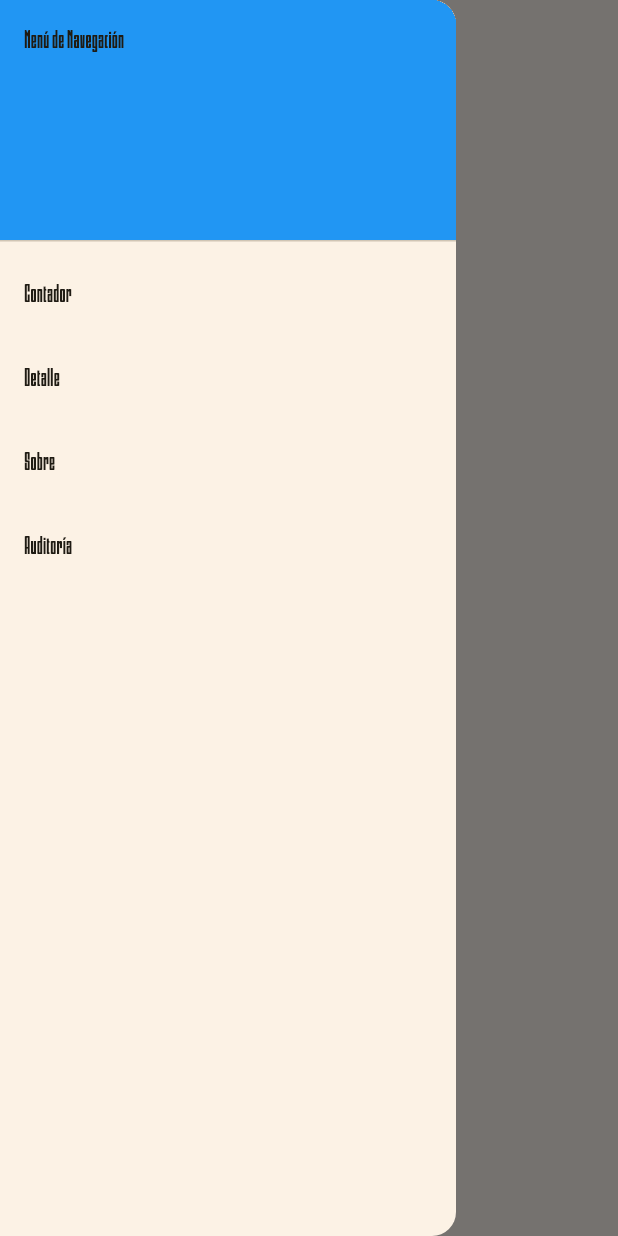
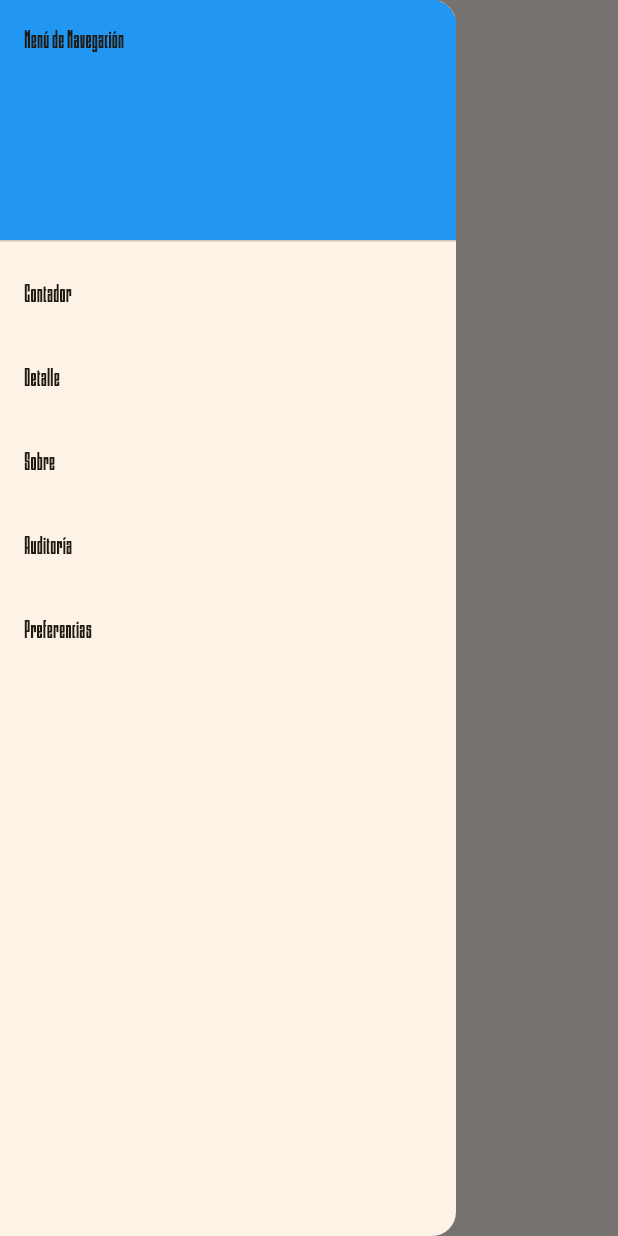
Before and after one commit to pos7t0/3479A321_2022479015, a Flutter app: the screen it shows after launch, in the side drawer, after a tap on the "arrow downward" icon, on a phone screen of 412 x 824 dp. Run offline on Flutter 3.47's test engine with Material 3 defaults, Android fonts, the phone set to English and light mode, and no system bars; our stand-ins replace flutter_svg, logger, shared_preferences, sqflite; accounts and stored records are empty.

Commit message:
hasta el paso 5

```diff
--- a/lib/main.dart
+++ b/lib/main.dart
@@ -4,10 +4,11 @@
 import 'pages/MyHomeState.dart';
 import 'models/app_data.dart';  // Importar la clase AppData
 
-void main() {
+void main() async {
+  WidgetsFlutterBinding.ensureInitialized();  // Asegurar la inicialización
   runApp(
-    ChangeNotifierProvider<AppData>(  // Envolver la aplicación con ChangeNotifierProvider
-      create: (context) => AppData(),  // Crear una instancia de AppData
+    ChangeNotifierProvider<AppData>(
+      create: (context) => AppData(),
       child: const MyApp(),
     ),
   );
@@ -30,7 +31,7 @@
         fontFamily: 'Create',
         useMaterial3: true,
       ),
-      home: const MyHomePage(title: 'Ejemplo'),  // Tu página inicial
+      home: const MyHomePage(title: 'Contador'),  // Tu página inicial
     );
   }
 }
--- a/lib/pages/MyHomeState.dart
+++ b/lib/pages/MyHomeState.dart
@@ -1,10 +1,10 @@
 import 'package:flutter/material.dart';
-import 'package:flutter_svg/flutter_svg.dart'; // Asegúrate de tener esta dependencia
-import 'package:provider/provider.dart';  // Importar Provider
-import '../models/app_data.dart';  // Importar AppData
-import 'detail_page.dart';
-import 'about_page.dart';
-import 'auditoria_page.dart';
+import 'package:flutter_svg/flutter_svg.dart';
+import 'package:shared_preferences/shared_preferences.dart';  // Importar SharedPreferences
+import 'detail_page.dart';  // Importar la página de Detalle
+import 'about_page.dart';   // Importar la página Sobre
+import 'auditoria_page.dart';  // Importar Auditoría
+import 'preference_page.dart';  // Importar la pantalla de Preferencias
 
 class MyHomePage extends StatefulWidget {
   const MyHomePage({super.key, required this.title});
@@ -16,19 +16,30 @@ class MyHomePage extends StatefulWidget {
 }
 
 class _MyHomePageState extends State<MyHomePage> {
+  String _userName = '';  // Variable para almacenar el nombre de usuario
+  int _counter = 0;  // Variable para almacenar el valor del contador
+
   @override
-  Widget build(BuildContext context) {
-    final appData = Provider.of<AppData>(context); // Ahora el widget escuchará los cambios
+  void initState() {
+    super.initState();
+    _loadPreferences();  // Cargar preferencias al iniciar la pantalla
+  }
 
-    // Registrar la acción de acceso a la pantalla principal
-    WidgetsBinding.instance.addPostFrameCallback((_) {
-      appData.addAction('Acceso a la pantalla principal');  // Usar el nuevo método
+  // Método para cargar las preferencias
+  Future<void> _loadPreferences() async {
+    final prefs = await SharedPreferences.getInstance();
+    setState(() {
+      _userName = prefs.getString('userName') ?? '';  // Cargar nombre de usuario
+      _counter = prefs.getInt('counter') ?? 0;  // Cargar valor del contador
+      print('Counter value $_counter is loaded');
+      print('Username value $_userName is loaded');
     });
+  }
 
   // Definir el icono dependiendo de si el contador es múltiplo de 5
   Widget getIcon() {
-      if (appData.counter % 5 == 0 && appData.counter != 0) {
-        if ((appData.counter ~/ 5) % 2 == 0) {
+    if (_counter % 5 == 0 && _counter != 0) {
+      if ((_counter ~/ 5) % 2 == 0) {
         // Alternar: si es múltiplo de 2, mostrar "ganar"
         return SvgPicture.asset(
           'assets/icon/win.svg',
@@ -53,6 +64,8 @@ class _MyHomePageState extends State<MyHomePage> {
     }
   }
 
+  @override
+  Widget build(BuildContext context) {
     return Scaffold(
       appBar: AppBar(
         title: Text(widget.title),
@@ -70,14 +83,15 @@ class _MyHomePageState extends State<MyHomePage> {
             ListTile(
               title: const Text('Contador'),
               onTap: () {
-                appData.addAction("go to contador page");
-                Navigator.pop(context);
+                Navigator.push(
+                  context,
+                  MaterialPageRoute(builder: (context) => const MyHomePage(title: 'Contador',)),
+                );
               },
             ),
             ListTile(
               title: const Text('Detalle'),
               onTap: () {
-                appData.addAction("go to detail page");
                 Navigator.push(
                   context,
                   MaterialPageRoute(builder: (context) => const DetailPage()),
@@ -87,7 +101,6 @@ class _MyHomePageState extends State<MyHomePage> {
             ListTile(
               title: const Text('Sobre'),
               onTap: () {
-                appData.addAction("go to sobre page");
                 Navigator.push(
                   context,
                   MaterialPageRoute(builder: (context) => const AboutPage()),
@@ -97,11 +110,21 @@ class _MyHomePageState extends State<MyHomePage> {
             ListTile(
               title: const Text('Auditoría'),
               onTap: () {
-                appData.addAction("go to auditoría page");
                 Navigator.push(
                   context,
                   MaterialPageRoute(builder: (context) => const AuditoriaPage()),
                 );
+              },
+            ),
+            ListTile(
+              title: const Text('Preferencias'),
+              onTap: () {
+                Navigator.push(
+                  context,
+                  MaterialPageRoute(builder: (context) => const PreferencePage()),
+                ).then((_) {
+                  _loadPreferences();  // Volver a cargar las preferencias al regresar
+                });
               },
             ),
           ],
@@ -111,8 +134,13 @@ class _MyHomePageState extends State<MyHomePage> {
         child: Column(
           mainAxisSize: MainAxisSize.min,
           children: <Widget>[
+            if (_userName.isNotEmpty)
               Text(
-              '${appData.counter}',  // Mostrar el valor del contador desde el Provider
+                'Hola $_userName',  // Mostrar mensaje de bienvenida si hay nombre
+                style: const TextStyle(fontSize: 30),
+              ),
+            Text(
+              '$_counter',  // Mostrar el valor del contador
               style: const TextStyle(fontSize: 40),
             ),
             getIcon(),  // Mostrar el icono alternante si es múltiplo de 5
@@ -120,15 +148,27 @@ class _MyHomePageState extends State<MyHomePage> {
               mainAxisAlignment: MainAxisAlignment.center,
               children: [
                 IconButton(
-                  onPressed: appData.decrementCounter,  // Disminuir contador desde el Provider
+                  onPressed: () {
+                    setState(() {
+                      if (_counter > 0) _counter--;
+                    });
+                  },
                   icon: const Icon(Icons.arrow_downward),
                 ),
                 IconButton(
-                  onPressed: appData.resetCounter,  // Resetear contador desde el Provider
+                  onPressed: () {
+                    setState(() {
+                      _counter = 0;
+                    });
+                  },
                   icon: const Icon(Icons.refresh),
                 ),
                 IconButton(
-                  onPressed: appData.incrementCounter,  // Aumentar contador desde el Provider
+                  onPressed: () {
+                    setState(() {
+                      _counter++;
+                    });
+                  },
                   icon: const Icon(Icons.arrow_upward),
                 ),
               ],
--- a/pubspec.yaml
+++ b/pubspec.yaml
@@ -38,6 +38,9 @@ dependencies:
   flutter_svg: ^2.0.10+1
   logger: ^2.4.0
   provider: ^6.1.2
+  shared_preferences: ^2.3.2
+  sqflite: ^2.4.0
+  path: ^1.9.0
 
 dev_dependencies:
   flutter_test:
```
Also changed, not shown: lib/models/Auditoria.dart (added, +22 -0 lines), lib/models/app_data.dart (+29 -8 lines), lib/models/dataBaseHelper.dart (added, +63 -0 lines), lib/pages/preference_page.dart (added, +91 -0 lines), pubspec.lock, 1 other file. Lines whose indentation alone changed are shown as unchanged.
